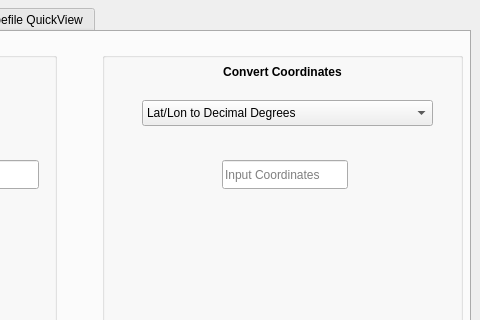
This is gisHelperGui.ui in minorsecond/GIS-Helper as Qt 5 draws it before an edit; both pictures show x 320 to 800 and y 0 to 320 of the 800 by 600 pixel window. The edited form follows.
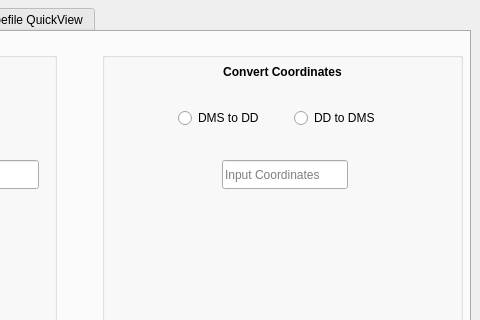
This is the edited form.

Diff of the .ui file:
```diff
--- a/gisHelperGui.ui
+++ b/gisHelperGui.ui
@@ -511,31 +511,6 @@
         <string>Calculate</string>
        </property>
       </widget>
-      <widget class="QComboBox" name="conversionCombo">
-       <property name="geometry">
-        <rect>
-         <x>40</x>
-         <y>48</y>
-         <width>291</width>
-         <height>26</height>
-        </rect>
-       </property>
-       <property name="font">
-        <font>
-         <family>Arial</family>
-        </font>
-       </property>
-       <item>
-        <property name="text">
-         <string>Lat/Lon to Decimal Degrees</string>
-        </property>
-       </item>
-       <item>
-        <property name="text">
-         <string>Decimal Degrees to Lat/Lon</string>
-        </property>
-       </item>
-      </widget>
       <widget class="QLineEdit" name="converterOutput">
        <property name="geometry">
         <rect>
@@ -576,6 +551,32 @@
         <bool>false</bool>
        </property>
       </widget>
+      <widget class="QRadioButton" name="radioButton">
+       <property name="geometry">
+        <rect>
+         <x>76</x>
+         <y>56</y>
+         <width>100</width>
+         <height>20</height>
+        </rect>
+       </property>
+       <property name="text">
+        <string>DMS to DD</string>
+       </property>
+      </widget>
+      <widget class="QRadioButton" name="radioButton_2">
+       <property name="geometry">
+        <rect>
+         <x>192</x>
+         <y>56</y>
+         <width>100</width>
+         <height>20</height>
+        </rect>
+       </property>
+       <property name="text">
+        <string>DD to DMS</string>
+       </property>
+      </widget>
      </widget>
      <widget class="QLabel" name="coordinatesResultsLabel">
       <property name="geometry">
```
